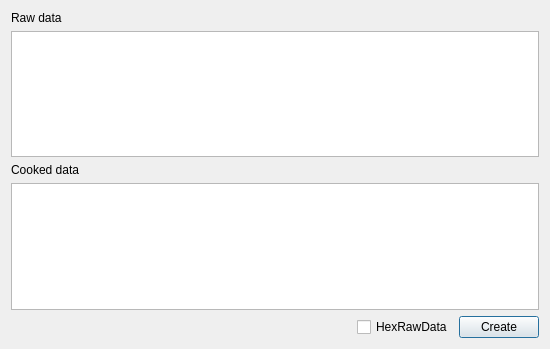
The window that src/tools/stringassistant/src/SAKToolStringAssistant.ui (x-tools-author/x-tools) describes before a commit, drawn with Qt 5.
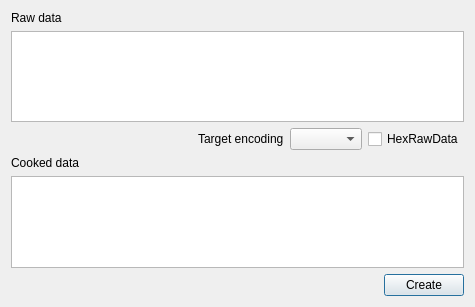
The same window after the commit.

Patch:
```diff
--- a/src/tools/stringassistant/src/SAKToolStringAssistant.ui
+++ b/src/tools/stringassistant/src/SAKToolStringAssistant.ui
@@ -6,18 +6,18 @@
    <rect>
     <x>0</x>
     <y>0</y>
-    <width>550</width>
-    <height>349</height>
+    <width>475</width>
+    <height>307</height>
    </rect>
   </property>
   <property name="windowTitle">
    <string>String Assistant</string>
   </property>
   <layout class="QGridLayout" name="gridLayout">
-   <item row="1" column="0" colspan="3">
+   <item row="1" column="0" colspan="2">
     <widget class="QTextEdit" name="textEdit"/>
    </item>
-   <item row="4" column="0">
+   <item row="5" column="0">
     <spacer name="horizontalSpacer">
      <property name="orientation">
       <enum>Qt::Horizontal</enum>
@@ -30,37 +30,84 @@
      </property>
     </spacer>
    </item>
-   <item row="2" column="0">
-    <widget class="QLabel" name="label_2">
-     <property name="text">
-      <string>Cooked data</string>
-     </property>
-    </widget>
-   </item>
-   <item row="0" column="0" colspan="3">
+   <item row="0" column="0" colspan="2">
     <widget class="QLabel" name="label">
      <property name="text">
       <string>Raw data</string>
      </property>
     </widget>
    </item>
-   <item row="3" column="0" colspan="3">
-    <widget class="QTextBrowser" name="textBrowser"/>
-   </item>
-   <item row="4" column="2">
+   <item row="5" column="1">
     <widget class="QPushButton" name="createPushButton">
      <property name="text">
       <string>Create</string>
      </property>
     </widget>
    </item>
-   <item row="4" column="1">
-    <widget class="QCheckBox" name="hexRawDataCheckBox">
+   <item row="3" column="0">
+    <widget class="QLabel" name="label_2">
      <property name="text">
-      <string>HexRawData</string>
+      <string>Cooked data</string>
      </property>
     </widget>
    </item>
+   <item row="4" column="0" colspan="2">
+    <widget class="QTextBrowser" name="textBrowser"/>
+   </item>
+   <item row="2" column="0" colspan="2">
+    <widget class="QWidget" name="widget" native="true">
+     <property name="minimumSize">
+      <size>
+       <width>0</width>
+       <height>0</height>
+      </size>
+     </property>
+     <layout class="QHBoxLayout" name="horizontalLayout">
+      <property name="leftMargin">
+       <number>0</number>
+      </property>
+      <property name="topMargin">
+       <number>0</number>
+      </property>
+      <property name="rightMargin">
+       <number>0</number>
+      </property>
+      <property name="bottomMargin">
+       <number>0</number>
+      </property>
+      <item>
+       <spacer name="horizontalSpacer_2">
+        <property name="orientation">
+         <enum>Qt::Horizontal</enum>
+        </property>
+        <property name="sizeHint" stdset="0">
+         <size>
+          <width>40</width>
+          <height>20</height>
+         </size>
+        </property>
+       </spacer>
+      </item>
+      <item>
+       <widget class="QLabel" name="label_3">
+        <property name="text">
+         <string>Target encoding</string>
+        </property>
+       </widget>
+      </item>
+      <item>
+       <widget class="QComboBox" name="targetEncodingComboBox"/>
+      </item>
+      <item>
+       <widget class="QCheckBox" name="hexRawDataCheckBox">
+        <property name="text">
+         <string>HexRawData</string>
+        </property>
+       </widget>
+      </item>
+     </layout>
+    </widget>
+   </item>
   </layout>
  </widget>
  <resources/>
```
